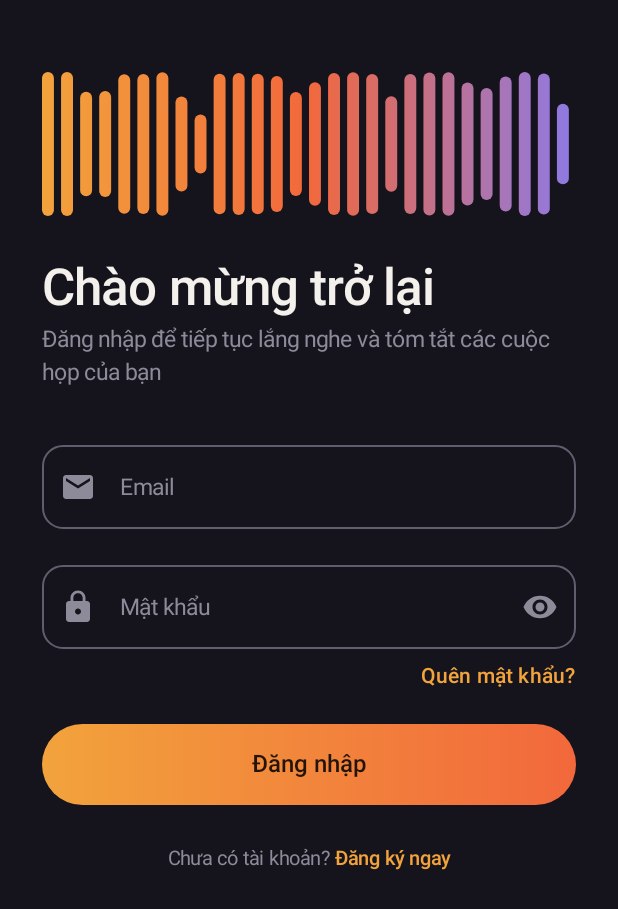
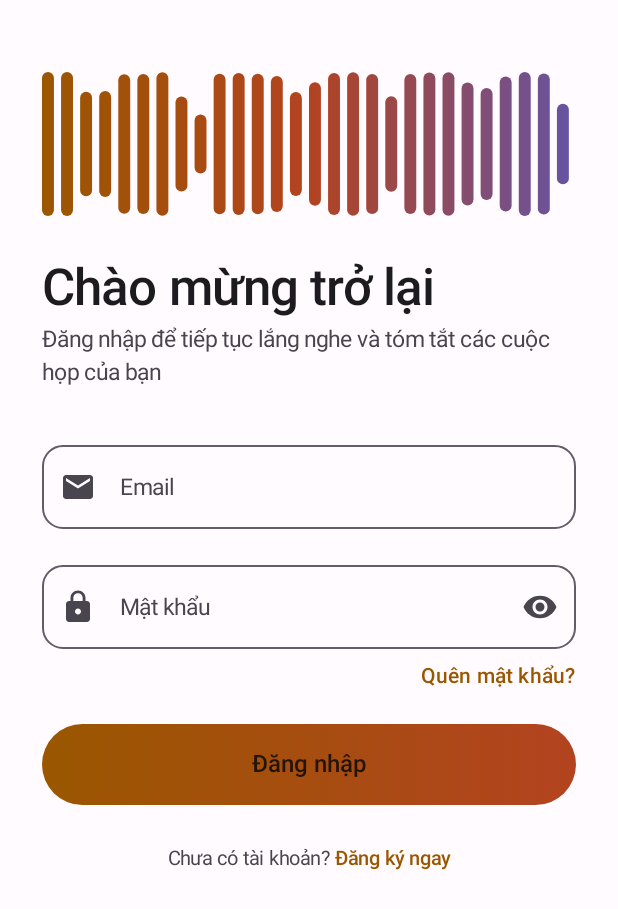
Before and after one commit to thaitruong06/MeetMind, an Android app built with Jetpack Compose: the screen it shows after launch (MainActivity), on a phone screen of 412 x 824 dp. Shown: the top 909 px of the screen. Run offline under Robolectric (Android 15) with nearby library versions, the phone set to English and light mode, and no system bars; our stand-ins replace Firebase (no records; nobody signed in at launch, a user with empty details on screens opened directly).

Commit message:
Them tinh nang chinh giao dien sang toi trong muc Settings

```diff
--- a/app/build.gradle.kts
+++ b/app/build.gradle.kts
@@ -43,6 +43,7 @@ dependencies {
     implementation(platform(libs.androidx.compose.bom))
     implementation(libs.androidx.activity.compose)
     implementation(libs.androidx.compose.material3)
+    implementation("androidx.datastore:datastore-preferences:1.1.7")
     implementation(libs.androidx.compose.ui)
     implementation(libs.androidx.compose.ui.graphics)
     implementation(libs.androidx.compose.ui.tooling.preview)
--- a/app/src/main/java/com/team7/meetmind/MainActivity.kt
+++ b/app/src/main/java/com/team7/meetmind/MainActivity.kt
@@ -6,13 +6,25 @@ import androidx.activity.compose.setContent
 import androidx.activity.enableEdgeToEdge
 import com.team7.meetmind.presentation.navigation.MeetMindRoot
 import com.team7.meetmind.presentation.theme.MeetMindTheme
+import com.team7.meetmind.presentation.theme.ThemeMode
+import com.team7.meetmind.presentation.theme.ThemePreferences
+import androidx.compose.runtime.collectAsState
+import androidx.compose.runtime.getValue
+import androidx.lifecycle.lifecycleScope
+import kotlinx.coroutines.flow.MutableStateFlow
+import kotlinx.coroutines.launch
+import org.koin.android.ext.android.get
 
 class MainActivity : ComponentActivity() {
     override fun onCreate(savedInstanceState: Bundle?) {
         super.onCreate(savedInstanceState)
         enableEdgeToEdge()
+        val preferences: ThemePreferences = get()
+        val themeMode = MutableStateFlow(ThemeMode.SYSTEM)
+        lifecycleScope.launch { preferences.mode.collect { themeMode.value = it } }
         setContent {
-            MeetMindTheme {
+            val mode by themeMode.collectAsState()
+            MeetMindTheme(mode) {
                 MeetMindRoot()
             }
         }
--- a/app/src/main/java/com/team7/meetmind/di/AppModules.kt
+++ b/app/src/main/java/com/team7/meetmind/di/AppModules.kt
@@ -28,12 +28,15 @@ import com.team7.meetmind.presentation.recording.RecordingViewModel
 import com.team7.meetmind.presentation.search.SearchViewModel
 import com.team7.meetmind.presentation.session.SessionViewModel
 import com.team7.meetmind.presentation.settings.SettingsViewModel
+import com.team7.meetmind.presentation.theme.ThemePreferences
+import org.koin.android.ext.koin.androidContext
 import org.koin.core.module.dsl.factoryOf
 import org.koin.core.module.dsl.viewModelOf
 import org.koin.dsl.module
 
 /** Tầng data: Firebase (Auth + Firestore) và các repository (singleton, dùng chung cả app). */
 val dataModule = module {
+    single { ThemePreferences(androidContext()) }
     single { FirebaseAuth.getInstance() }
     single { FirebaseFirestore.getInstance() }
     single<AuthRepository> { AuthRepositoryImpl(get(), get()) }
--- a/app/src/main/java/com/team7/meetmind/presentation/settings/SettingsScreen.kt
+++ b/app/src/main/java/com/team7/meetmind/presentation/settings/SettingsScreen.kt
@@ -23,11 +23,13 @@ import androidx.compose.material3.Scaffold
 import androidx.compose.material3.Switch
 import androidx.compose.material3.SwitchDefaults
 import androidx.compose.material3.Text
+import androidx.compose.material3.Surface
 import androidx.compose.runtime.Composable
 import androidx.compose.runtime.getValue
 import androidx.compose.ui.Alignment
 import androidx.compose.ui.Modifier
 import androidx.compose.ui.draw.clip
+import androidx.compose.foundation.clickable
 import androidx.compose.ui.graphics.vector.ImageVector
 import androidx.compose.ui.unit.dp
 import androidx.lifecycle.compose.collectAsStateWithLifecycle
@@ -40,6 +42,7 @@ import com.team7.meetmind.presentation.theme.SignalAmber
 import com.team7.meetmind.presentation.theme.TextFaint
 import com.team7.meetmind.presentation.theme.TextMuted
 import com.team7.meetmind.presentation.theme.TextPrimary
+import com.team7.meetmind.presentation.theme.ThemeMode
 import org.koin.compose.viewmodel.koinViewModel
 
 @Composable
@@ -67,6 +70,28 @@ fun SettingsScreen(
             SettingsRow(icon = Icons.Filled.Person, title = uiState.userLabel, subtitle = "Quản lý tài khoản")
             Spacer(Modifier.height(20.dp))
             SettingsSectionLabel("Ứng dụng")
+            SettingsSectionLabel("Giao diện")
+            Row(
+                modifier = Modifier.fillMaxWidth().clip(RoundedCornerShape(50)).background(MaterialTheme.colorScheme.surfaceVariant).padding(4.dp),
+                horizontalArrangement = androidx.compose.foundation.layout.Arrangement.spacedBy(4.dp)
+            ) {
+                listOf(ThemeMode.SYSTEM to "Hệ thống", ThemeMode.LIGHT to "Sáng", ThemeMode.DARK to "Tối").forEach { (mode, label) ->
+                    val selected = uiState.themeMode == mode
+                    Surface(
+                        modifier = Modifier.weight(1f).clip(RoundedCornerShape(50)).clickable { viewModel.onThemeModeChange(mode) },
+                        shape = RoundedCornerShape(50),
+                        color = if (selected) MaterialTheme.colorScheme.primary else androidx.compose.ui.graphics.Color.Transparent
+                    ) {
+                        Text(
+                            text = label,
+                            color = if (selected) MaterialTheme.colorScheme.onPrimary else TextMuted,
+                            style = MaterialTheme.typography.labelLarge,
+                            modifier = Modifier.padding(vertical = 10.dp),
+                            textAlign = androidx.compose.ui.text.style.TextAlign.Center
+                        )
+                    }
+                }
+            }
             SettingsToggleRow(
                 icon = Icons.Filled.CloudSync,
                 title = "Đồng bộ Cloud",
--- a/app/src/main/java/com/team7/meetmind/presentation/settings/SettingsViewModel.kt
+++ b/app/src/main/java/com/team7/meetmind/presentation/settings/SettingsViewModel.kt
@@ -5,6 +5,8 @@ import androidx.lifecycle.viewModelScope
 import com.team7.meetmind.domain.model.SessionState
 import com.team7.meetmind.domain.usecase.auth.LogoutUseCase
 import com.team7.meetmind.domain.usecase.auth.ObserveSessionUseCase
+import com.team7.meetmind.presentation.theme.ThemeMode
+import com.team7.meetmind.presentation.theme.ThemePreferences
 import kotlinx.coroutines.flow.MutableStateFlow
 import kotlinx.coroutines.flow.StateFlow
 import kotlinx.coroutines.flow.asStateFlow
@@ -14,18 +16,21 @@ import kotlinx.coroutines.launch
 data class SettingsUiState(
     val userLabel: String = "Tài khoản",
     val cloudSyncEnabled: Boolean = true,
-    val isLoggingOut: Boolean = false
+    val isLoggingOut: Boolean = false,
+    val themeMode: ThemeMode = ThemeMode.SYSTEM
 )
 
 class SettingsViewModel(
     observeSession: ObserveSessionUseCase,
-    private val logoutUseCase: LogoutUseCase
+    private val logoutUseCase: LogoutUseCase,
+    private val themePreferences: ThemePreferences
 ) : ViewModel() {
 
     private val _uiState = MutableStateFlow(SettingsUiState())
     val uiState: StateFlow<SettingsUiState> = _uiState.asStateFlow()
 
     init {
+        viewModelScope.launch { themePreferences.mode.collect { mode -> _uiState.update { it.copy(themeMode = mode) } } }
         viewModelScope.launch {
             observeSession().collect { session ->
                 if (session is SessionState.Authenticated) {
@@ -33,6 +38,10 @@ class SettingsViewModel(
                 }
             }
         }
+    }
+
+    fun onThemeModeChange(mode: ThemeMode) {
+        viewModelScope.launch { themePreferences.setMode(mode) }
     }
 
     /** TODO: lưu lựa chọn này vào DataStore khi làm tính năng đồng bộ Cloud. */
--- a/app/src/main/java/com/team7/meetmind/presentation/theme/Color.kt
+++ b/app/src/main/java/com/team7/meetmind/presentation/theme/Color.kt
@@ -1,22 +1,42 @@
 package com.team7.meetmind.presentation.theme
 
 import androidx.compose.ui.graphics.Color
+import androidx.compose.runtime.getValue
+import androidx.compose.runtime.mutableStateOf
+import androidx.compose.runtime.setValue
+
+internal object MeetMindPalette {
+    private var dark by mutableStateOf(true)
+    fun update(isDark: Boolean) { dark = isDark }
+    val background get() = if (dark) Color(0xFF15141C) else Color(0xFFFFFBFF)
+    val surface get() = if (dark) Color(0xFF1E1C28) else Color(0xFFF5F2F8)
+    val elevated get() = if (dark) Color(0xFF262333) else Color(0xFFECE8F0)
+    val outline get() = if (dark) Color(0xFF34303F) else Color(0xFF79757F)
+    val primaryText get() = if (dark) Color(0xFFF4F1EC) else Color(0xFF1C1B20)
+    val muted get() = if (dark) Color(0xFFB8B4C2) else Color(0xFF49454F)
+    val faint get() = if (dark) Color(0xFF9B97A6) else Color(0xFF625D68)
+    val amber get() = if (dark) Color(0xFFF2A33C) else Color(0xFF9A5700)
+    val coral get() = if (dark) Color(0xFFF2683C) else Color(0xFFB34320)
+    val violet get() = if (dark) Color(0xFF8C7AE6) else Color(0xFF6554A4)
+    val success get() = if (dark) Color(0xFF4FD1A5) else Color(0xFF006B52)
+    val error get() = if (dark) Color(0xFFFF6B6B) else Color(0xFFBA1A1A)
+}
 
 // Nền ấm, tối (không dùng đen thuần) — gợi cảm giác phòng họp buổi tối, tĩnh lặng để tập trung lắng nghe
-val InkBackground = Color(0xFF15141C)
-val InkSurface = Color(0xFF1E1C28)
-val InkSurfaceElevated = Color(0xFF262333)
-val InkOutline = Color(0xFF34303F)
+val InkBackground get() = MeetMindPalette.background
+val InkSurface get() = MeetMindPalette.surface
+val InkSurfaceElevated get() = MeetMindPalette.elevated
+val InkOutline get() = MeetMindPalette.outline
 
 // Cặp màu "tín hiệu" lấy cảm hứng từ sóng âm khi ghi âm cuộc họp — chỉ dùng cho điểm nhấn
 // (waveform, nút chính, liên kết), không trải đều khắp giao diện
-val SignalAmber = Color(0xFFF2A33C)
-val SignalCoral = Color(0xFFF2683C)
-val SignalViolet = Color(0xFF8C7AE6)
+val SignalAmber get() = MeetMindPalette.amber
+val SignalCoral get() = MeetMindPalette.coral
+val SignalViolet get() = MeetMindPalette.violet
 
-val TextPrimary = Color(0xFFF4F1EC)
-val TextMuted = Color(0xFF8D8A99)
-val TextFaint = Color(0xFF615D6E)
+val TextPrimary get() = MeetMindPalette.primaryText
+val TextMuted get() = MeetMindPalette.muted
+val TextFaint get() = MeetMindPalette.faint
 
-val StateSuccess = Color(0xFF4FD1A5)
-val StateError = Color(0xFFFF6B6B)
+val StateSuccess get() = MeetMindPalette.success
+val StateError get() = MeetMindPalette.error
--- a/app/src/main/java/com/team7/meetmind/presentation/theme/Theme.kt
+++ b/app/src/main/java/com/team7/meetmind/presentation/theme/Theme.kt
@@ -3,6 +3,7 @@ package com.team7.meetmind.presentation.theme
 import androidx.compose.material3.MaterialTheme
 import androidx.compose.material3.darkColorScheme
 import androidx.compose.runtime.Composable
+import androidx.compose.foundation.isSystemInDarkTheme
 import androidx.compose.ui.graphics.Color
 
 // Giao diện luôn ở chế độ tối theo chủ đích (phù hợp bối cảnh nghe lại/ghi âm cuộc họp,
@@ -25,10 +26,23 @@ private val MeetMindDarkColors = darkColorScheme(
     onError = Color.White
 )
 
+private val MeetMindLightColors = androidx.compose.material3.lightColorScheme(
+    primary = Color(0xFF9A5700), onPrimary = Color.White,
+    secondary = Color(0xFFB34320), onSecondary = Color.White,
+    tertiary = Color(0xFF6554A4), onTertiary = Color.White,
+    background = Color(0xFFFFFBFF), onBackground = Color(0xFF1C1B20),
+    surface = Color(0xFFFFFBFF), onSurface = Color(0xFF1C1B20),
+    surfaceVariant = Color(0xFFF0EDF4), onSurfaceVariant = Color(0xFF49454F),
+    outline = Color(0xFF79757F), error = Color(0xFFBA1A1A), onError = Color.White
+)
+
 @Composable
-fun MeetMindTheme(content: @Composable () -> Unit) {
+fun MeetMindTheme(mode: ThemeMode = ThemeMode.SYSTEM, content: @Composable () -> Unit) {
+    val dark = when (mode) { ThemeMode.SYSTEM -> isSystemInDarkTheme(); ThemeMode.LIGHT -> false; ThemeMode.DARK -> true }
+    val colors = if (dark) MeetMindDarkColors else MeetMindLightColors
+    MeetMindPalette.update(dark)
     MaterialTheme(
-        colorScheme = MeetMindDarkColors,
+        colorScheme = colors,
         typography = MeetMindTypography,
         shapes = MeetMindShapes,
         content = content
--- /dev/null
+++ b/app/src/main/java/com/team7/meetmind/presentation/theme/ThemePreferences.kt
@@ -0,0 +1,26 @@
+package com.team7.meetmind.presentation.theme
+
+import android.content.Context
+import androidx.datastore.preferences.core.edit
+import androidx.datastore.preferences.core.stringPreferencesKey
+import androidx.datastore.preferences.preferencesDataStore
+import kotlinx.coroutines.flow.Flow
+import kotlinx.coroutines.flow.map
+
+private val Context.themeDataStore by preferencesDataStore(name = "theme_preferences")
+
+enum class ThemeMode { SYSTEM, LIGHT, DARK }
+
+class ThemePreferences(context: Context) {
+    private val store = context.applicationContext.themeDataStore
+    val mode: Flow<ThemeMode> = store.data.map { values ->
+        runCatching { ThemeMode.valueOf(values[MODE_KEY] ?: ThemeMode.SYSTEM.name) }
+            .getOrDefault(ThemeMode.SYSTEM)
+    }
+
+    suspend fun setMode(mode: ThemeMode) {
+        store.edit { it[MODE_KEY] = mode.name }
+    }
+
+    private companion object { val MODE_KEY = stringPreferencesKey("theme_mode") }
+}
```
